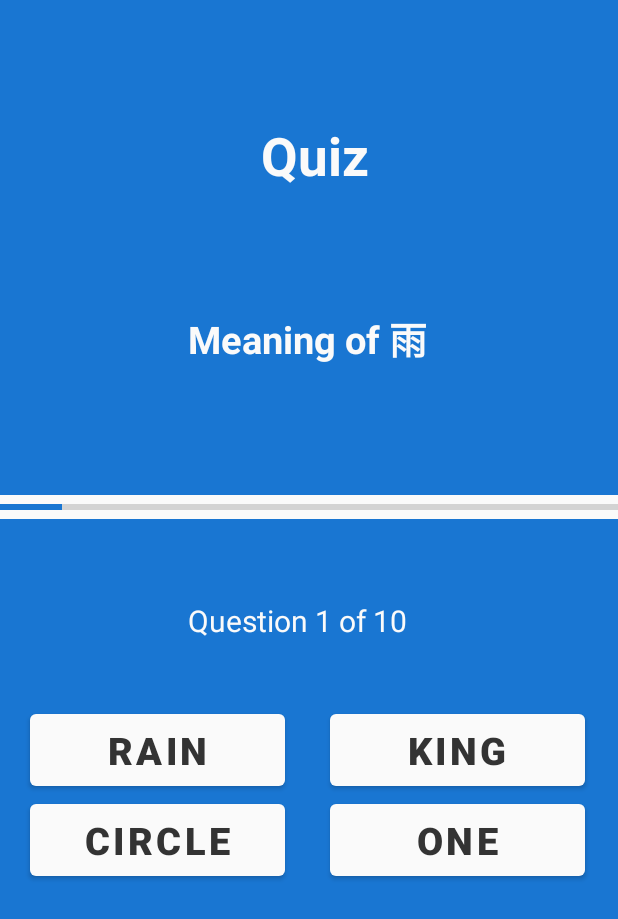
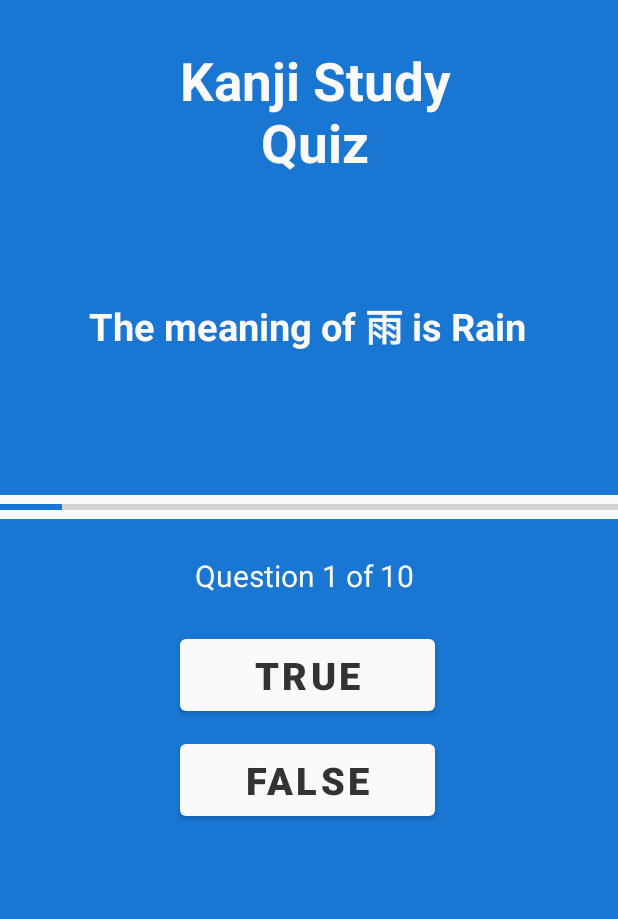
Before and after one commit to sergioparamo/kanjistudy, an Android app: the QuizActivity screen opened directly, with no data from a screen before it, on a phone screen of 412 x 824 dp. Shown: the top 919 px of the screen. Run offline under Robolectric (Android 15) with nearby library versions, the phone set to English and light mode, and no system bars.

Commit message:
Quiz activity finished with true-false logic.

```diff
--- /dev/null
+++ b/app/src/main/java/com/kanjistudy/models/Questions.java
@@ -0,0 +1,33 @@
+package com.kanjistudy.models;
+
+public class Questions {
+
+
+    private int questionText;
+    private boolean answer;
+
+    public Questions() {
+
+    }
+
+    public Questions(int questionText, boolean answer) {
+        this.questionText = questionText;
+        this.answer = answer;
+    }
+
+    public int getQuestionText() {
+        return questionText;
+    }
+
+    public void setQuestionText(int questionText) {
+        this.questionText = questionText;
+    }
+
+    public boolean isAnswerTrue() {
+        return answer;
+    }
+
+    public void setAnswer(boolean questionAnswer) {
+        this.answer = questionAnswer;
+    }
+}
--- a/app/src/main/java/com/kanjistudy/views/quiz/QuizActivity.java
+++ b/app/src/main/java/com/kanjistudy/views/quiz/QuizActivity.java
@@ -1,47 +1,153 @@
 package com.kanjistudy.views.quiz;
 
+import android.content.DialogInterface;
+import android.content.Intent;
+import android.os.Build;
 import android.os.Bundle;
+import android.view.View;
 import android.widget.Button;
 import android.widget.ProgressBar;
 import android.widget.TextView;
+import android.widget.Toast;
 
 import androidx.annotation.Nullable;
+import androidx.annotation.RequiresApi;
 import androidx.appcompat.app.AlertDialog;
 import androidx.appcompat.app.AppCompatActivity;
+import androidx.lifecycle.ViewModelProvider;
 
 import com.kanjistudy.R;
+import com.kanjistudy.components.ToastsConfig;
+import com.kanjistudy.views.loginProcess.MainActivity;
 
 public class QuizActivity extends AppCompatActivity {
 
     private TextView questionTextView;
     private ProgressBar mainProgressBar;
     private TextView progressText;
-    private Button firstOption, secondOption, thirdOption, fourthOption;
-
+    private Button trueButton, falseButton, leaveButton;
+    QuizViewModel qViewModel = null;
 
     AlertDialog.Builder alertDialog;
-
-
+    public final ToastsConfig toasts = new ToastsConfig();
 
     @Override
     protected void onCreate(@Nullable Bundle savedInstanceState) {
+
+        if (qViewModel == null) {
+            qViewModel = new ViewModelProvider(this).get(QuizViewModel.class);
+        }
+
+        alertDialog = new AlertDialog.Builder(this);
         super.onCreate(savedInstanceState);
         setContentView(R.layout.quiz_activity);
 
-        // register our buttons to listen to click events
         questionTextView = findViewById(R.id.questionTextView);
 
 
-        //We initialize this when the button is pressed to figure out which is the value
         mainProgressBar = findViewById(R.id.simpleProgressBar);
         progressText = findViewById(R.id.progressText);
 
-        firstOption = findViewById(R.id.firstOptionButtonQuiz);
-        secondOption = findViewById(R.id.secondOptionButtonQuiz);
-        thirdOption = findViewById(R.id.thirdOptionButtonQuiz);
-        fourthOption = findViewById(R.id.fourthOptionButtonQuiz);
+        trueButton = findViewById(R.id.trueButtonQuiz);
+        falseButton = findViewById(R.id.falseButtonQuiz);
+        leaveButton = findViewById(R.id.leaveQuizButton);
+
+        refreshScreen();
+
+        trueButton.setOnClickListener(new View.OnClickListener() {
+            @RequiresApi(api = Build.VERSION_CODES.KITKAT)
+            @Override
+            public void onClick(View v) {
+                checkAnswer(true);
+            }
+        });
+
+        falseButton.setOnClickListener(new View.OnClickListener() {
+            @RequiresApi(api = Build.VERSION_CODES.KITKAT)
+            @Override
+            public void onClick(View v) {
+                checkAnswer(false);
+            }
+        });
+
+        leaveButton.setOnClickListener(new View.OnClickListener() {
+            @RequiresApi(api = Build.VERSION_CODES.KITKAT)
+            @Override
+            public void onClick(View v) {
+                Intent fromQuizToMainIntent = new Intent(getApplicationContext(), MainActivity.class);
+                startActivity(fromQuizToMainIntent);
+            }
+        });
+
+    }
+
+    public void refreshScreen() {
+        questionTextView.setText(qViewModel.getQuestion());
+        progressText.setText(qViewModel.progressText());
+    }
+
+    @RequiresApi(api = Build.VERSION_CODES.KITKAT)
+    public void checkAnswer(boolean userChoose) {
+
+
+        if (qViewModel.checkAnswer(userChoose)) {
+
+            toasts.showToastByDuration(getApplicationContext(), 2, "Correct Answer!");
+            qViewModel.incrementScoreCounter();
+
+        } else {
+            toasts.showToastByDuration(getApplicationContext(), 2, "Incorrect Answer!");
+
+        }
+
+        if (qViewModel.getCurrentQuestionIndex() == (qViewModel.getTotalQuestions() - 1)) {
+            trueButton.setVisibility(View.INVISIBLE);
+            falseButton.setVisibility(View.INVISIBLE);
+            leaveButton.setVisibility(View.VISIBLE);
+
+            alertDialog();
+        } else {
+            nextQuestion();
+        }
 
 
     }
 
+    public void nextQuestion() {
+
+        qViewModel.moveToNextQuestion();
+
+        mainProgressBar.setProgress(qViewModel.getIncrementBy());
+
+        questionTextView.setText(qViewModel.getQuestion());
+
+        progressText.setText(qViewModel.progressText());
+    }
+
+    @RequiresApi(api = Build.VERSION_CODES.KITKAT)
+    public void alertDialog() {
+
+
+        trueButton.setOnClickListener(new View.OnClickListener() {
+            @RequiresApi(api = Build.VERSION_CODES.KITKAT)
+            @Override
+            public void onClick(View v) {
+                alertDialog();
+            }
+        });
+
+        falseButton.setOnClickListener(new View.OnClickListener() {
+            @RequiresApi(api = Build.VERSION_CODES.KITKAT)
+            @Override
+            public void onClick(View v) {
+                alertDialog();
+            }
+        });
+
+
+        alertDialog.setTitle("You have completed the quiz!" + '\n' + "Results: " + qViewModel.getScoreCounter() + " questions right out of " + qViewModel.getTotalQuestions() + '\n');
+        alertDialog.show();
+
+    }
+
 }
--- /dev/null
+++ b/app/src/main/java/com/kanjistudy/views/quiz/QuizViewModel.java
@@ -0,0 +1,94 @@
+package com.kanjistudy.views.quiz;
+
+import androidx.lifecycle.ViewModel;
+
+import com.kanjistudy.R;
+import com.kanjistudy.models.Questions;
+
+public class QuizViewModel extends ViewModel {
+
+    private int currentQuestionIndex = 0;
+    private int incrementBy;
+    private int scoreCounter;
+    private final int defaultProgressBarValue = 10;
+
+    private Questions[] questionBank = new Questions[]{
+
+            // array of objects of class QuestionModel
+            // providing questions from strings of strings.xml file
+            // resource (text) and the answer as a boolean is given
+
+            new Questions(R.string.question_1, true),
+            new Questions(R.string.question_2, false),
+            new Questions(R.string.question_3, true),
+            new Questions(R.string.question_4, false),
+            new Questions(R.string.question_5, true),
+            new Questions(R.string.question_6, false),
+            new Questions(R.string.question_7, true),
+            new Questions(R.string.question_8, false),
+            new Questions(R.string.question_9, true),
+            new Questions(R.string.question_10, false)
+
+    };
+
+    //get question
+    public int getQuestion() {
+        return questionBank[currentQuestionIndex].getQuestionText();
+    }
+
+    //get answer
+    public boolean getAnswer() {
+        return questionBank[currentQuestionIndex].isAnswerTrue();
+    }
+
+    // increment the score
+    public void incrementScoreCounter() {
+        scoreCounter++;
+    }
+
+    // get the score
+    public int getScoreCounter() {
+        return scoreCounter;
+    }
+
+    //check answer
+    public boolean checkAnswer(boolean userChoose) {
+        return userChoose == getAnswer();
+    }
+
+    //This method will update the currentIndex
+    public void moveToNextQuestion() {
+        //Update the index
+        currentQuestionIndex = (currentQuestionIndex + 1) % getTotalQuestions();
+    }
+
+
+    //This method will return the value to increment the progressBar using the index of the question, when the index is 0 the method will return "10" as a value to restart the progress
+    public int getIncrementBy() {
+
+        //If the index is 0 we will restart the progress bar
+        if (currentQuestionIndex == 0) {
+            incrementBy = defaultProgressBarValue;
+        } else {
+            incrementBy = (currentQuestionIndex + 1) * questionBank.length;
+        }
+
+        return incrementBy;
+    }
+
+    //This method will return an integer value according to the number of questions in the quiz
+    public int getTotalQuestions() {
+        return questionBank.length;
+    }
+
+    //This method will return an integer value according to the current question in the array of questions
+    public int getCurrentQuestionIndex() {
+        return currentQuestionIndex;
+    }
+
+    //This method will return a String value to set the progress text of the quiz according to the question number and the number of questions
+    public String progressText() {
+        String text = "Question " + (getCurrentQuestionIndex() + 1) + " of " + (getTotalQuestions());
+        return text;
+    }
+}
--- a/app/src/main/res/layout/quiz_activity.xml
+++ b/app/src/main/res/layout/quiz_activity.xml
@@ -16,9 +16,9 @@
         android:layout_height="wrap_content"
         android:layout_alignParentTop="true"
         android:layout_marginLeft="100dp"
-        android:layout_marginTop="80dp"
+        android:layout_marginTop="30dp"
         android:gravity="center"
-        android:text="Quiz"
+        android:text="Kanji Study Quiz"
         android:textAlignment="center"
 
 
@@ -69,8 +69,8 @@
         android:layout_width="wrap_content"
         android:layout_height="wrap_content"
         android:layout_gravity="center"
-        android:layout_marginLeft="125dp"
-        android:layout_marginTop="400dp"
+        android:layout_marginLeft="130dp"
+        android:layout_marginTop="370dp"
         android:orientation="vertical"
         android:text="Question 1 of 10"
         android:textColor="@color/colorWhite"
@@ -83,16 +83,16 @@
         app:layout_constraintTop_toTopOf="parent" />
 
     <com.google.android.material.button.MaterialButton
-        android:id="@+id/firstOptionButtonQuiz"
+        android:id="@+id/trueButtonQuiz"
         style="@style/ButtonStyle"
         android:layout_width="170dp"
         android:layout_height="60dp"
 
-        android:layout_marginStart="20dp"
-        android:layout_marginTop="470dp"
+        android:layout_marginStart="120dp"
+        android:layout_marginTop="420dp"
 
         android:orientation="horizontal"
-        android:text="Rain"
+        android:text="True"
 
 
         app:layout_constraintBottom_toBottomOf="parent"
@@ -101,16 +101,16 @@
         app:layout_constraintTop_toTopOf="parent" />
 
     <com.google.android.material.button.MaterialButton
-        android:id="@+id/secondOptionButtonQuiz"
+        android:id="@+id/falseButtonQuiz"
         style="@style/ButtonStyle"
         android:layout_width="170dp"
         android:layout_height="60dp"
 
-        android:layout_marginStart="20dp"
-        android:layout_marginTop="530dp"
+        android:layout_marginStart="120dp"
+        android:layout_marginTop="490dp"
 
         android:orientation="horizontal"
-        android:text="Circle"
+        android:text="False"
 
         app:layout_constraintBottom_toBottomOf="parent"
         app:layout_constraintLeft_toLeftOf="parent"
@@ -119,37 +119,26 @@
 
         />
 
+
     <com.google.android.material.button.MaterialButton
-        android:id="@+id/thirdOptionButtonQuiz"
+        android:id="@+id/leaveQuizButton"
         style="@style/ButtonStyle"
         android:layout_width="170dp"
         android:layout_height="60dp"
-        android:layout_gravity="center"
-        android:layout_marginStart="220dp"
-        android:layout_marginTop="470dp"
 
+        android:layout_below="@+id/falseButtonQuiz"
+        android:layout_marginStart="120dp"
 
-        android:text="King"
+        android:layout_marginTop="14dp"
+        android:orientation="horizontal"
+        android:text="Return"
 
+        android:visibility="invisible"
         app:layout_constraintBottom_toBottomOf="parent"
         app:layout_constraintLeft_toLeftOf="parent"
         app:layout_constraintRight_toRightOf="parent"
+
         app:layout_constraintTop_toTopOf="parent" />
 
-    <com.google.android.material.button.MaterialButton
-        android:id="@+id/fourthOptionButtonQuiz"
-        style="@style/ButtonStyle"
-        android:layout_width="170dp"
-        android:layout_height="60dp"
-        android:layout_marginStart="220dp"
-        android:layout_marginTop="530dp"
-
-        android:text="One"
-        app:layout_constraintBottom_toBottomOf="parent"
-        app:layout_constraintLeft_toLeftOf="parent"
-        app:layout_constraintRight_toRightOf="parent"
-        app:layout_constraintTop_toTopOf="parent"
-
-        />
 
 </RelativeLayout>
--- a/app/src/main/res/values/strings.xml
+++ b/app/src/main/res/values/strings.xml
@@ -48,4 +48,22 @@
     <string name="email_exists_error">This email has already been used, please provide another one! :)</string>
     <string name="username_exists_error">This username has already been used, please provide another one! :)</string>
     <string name="quiz_title">Start Quiz</string>
+
+
+
+
+    <string name="question_1">The meaning of 雨 is Rain</string>
+    <string name="question_2">The meaning of 羽 is Song</string>
+    <string name="question_3">The meaning of 域 is Area</string>
+    <string name="question_4">The meaning of 緯 is Prestige</string>
+    <string name="question_5">The meaning of 解 is Solution</string>
+
+    //kana questions
+    <string name="question_6">The pronunciation of あ is A</string>
+    <string name="question_7">The pronunciation of お is E</string>
+    <string name="question_8">The pronunciation of す is Su</string>
+    <string name="question_9">The pronunciation of な is Ni</string>
+    <string name="question_10">The pronunciation of の is No</string>
+
+
 </resources>
```
Also changed, not shown: app/src/main/java/com/kanjistudy/components/ToastsConfig.java (added, +32 -0 lines).
